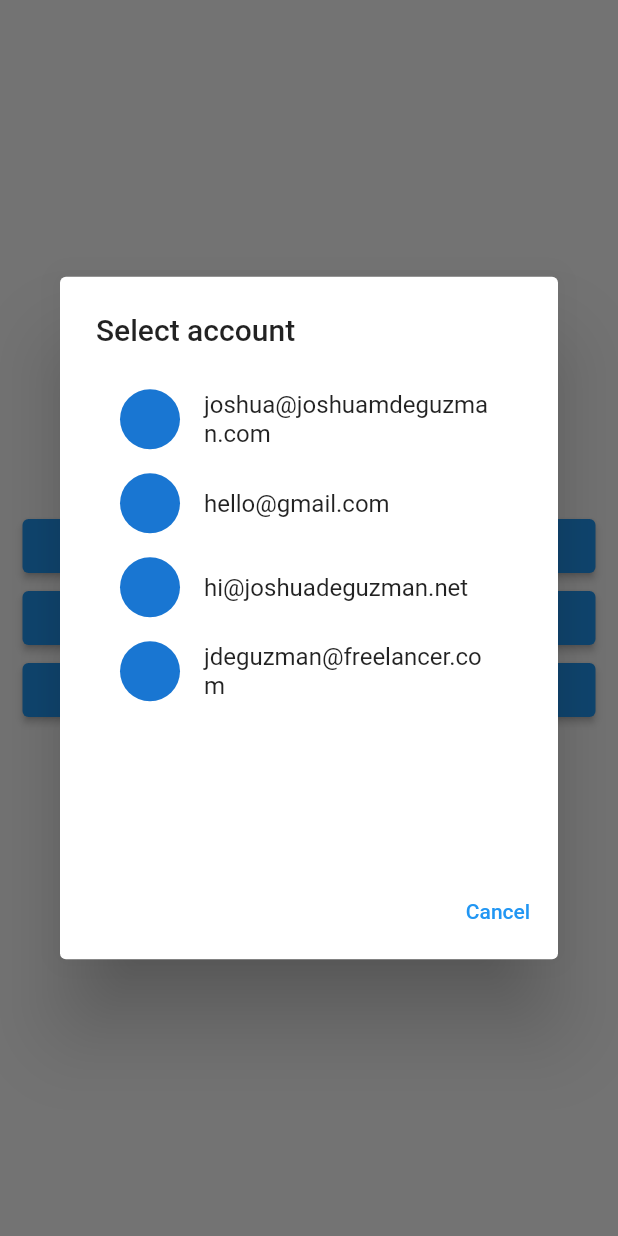
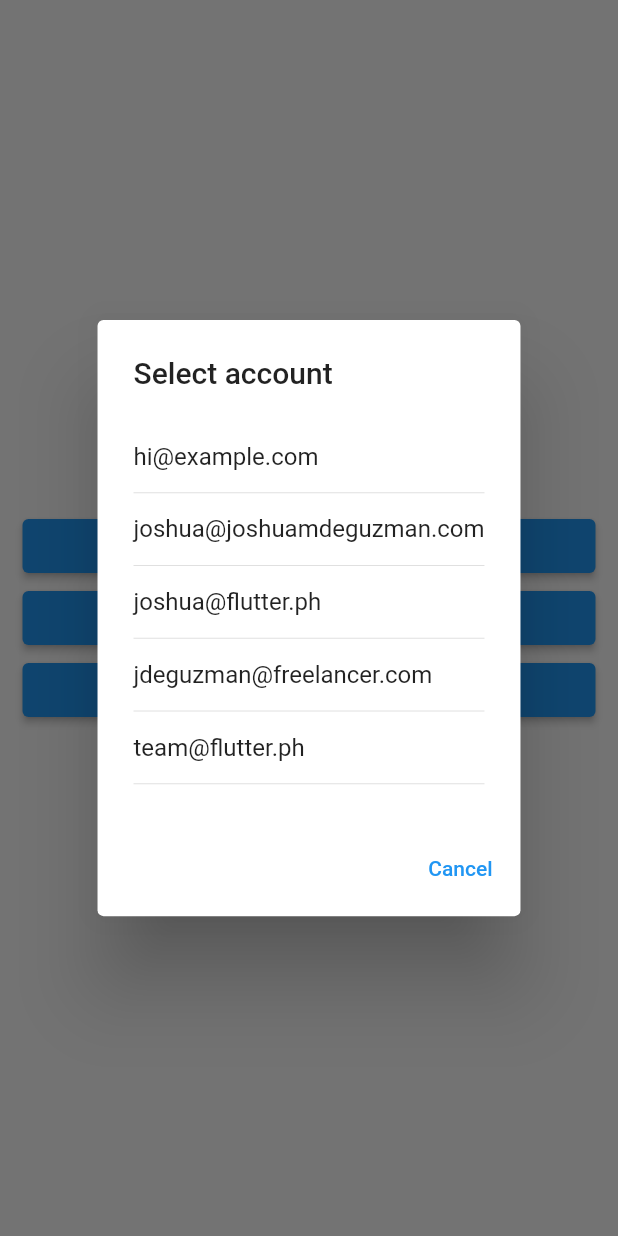
Before and after one commit to joshuadeguzman/flutter_dialogs, a Flutter app: the screen it shows after launch, after a tap on "Show List Alert", on a phone screen of 412 x 824 dp. Run offline on Flutter 3.47's test engine with Material 2 defaults, Android fonts, the phone set to English and light mode, and no system bars.

Commit message:
ptch: Fix example

```diff
--- a/example/lib/main.dart
+++ b/example/lib/main.dart
@@ -95,16 +95,15 @@ class ExampleScreen extends StatelessWidget {
       builder: (_) => BasicDialogAlert(
         title: Text("Select account"),
         content: SingleChildScrollView(
-          child: Container(
-            height: 300,
-            child: Column(
-              children: <Widget>[
-                _buildListItem("joshua@joshuamdeguzman.com"),
-                _buildListItem("hello@gmail.com"),
-                _buildListItem("hi@joshuadeguzman.net"),
-                _buildListItem("jdeguzman@freelancer.com"),
-              ],
-            ),
+          child: Column(
+            mainAxisSize: MainAxisSize.min,
+            children: <Widget>[
+              _buildListItem("hi@example.com"),
+              _buildListItem("joshua@joshuamdeguzman.com"),
+              _buildListItem("joshua@flutter.ph"),
+              _buildListItem("jdeguzman@freelancer.com"),
+              _buildListItem("team@flutter.ph"),
+            ],
           ),
         ),
         actions: <Widget>[
@@ -119,10 +118,20 @@ class ExampleScreen extends StatelessWidget {
     );
   }
 
-  ListTile _buildListItem(String title) {
-    return ListTile(
-      title: Text(title),
-      leading: CircleAvatar(),
+  Widget _buildListItem(String title) {
+    return Column(
+      children: [
+        Container(
+          height: 48,
+          child: Row(
+            mainAxisAlignment: MainAxisAlignment.start,
+            children: [
+              Expanded(child: Text(title)),
+            ],
+          ),
+        ),
+        const Divider(height: 0.5),
+      ],
     );
   }
 }
```
Also changed, not shown: 1 other file.
